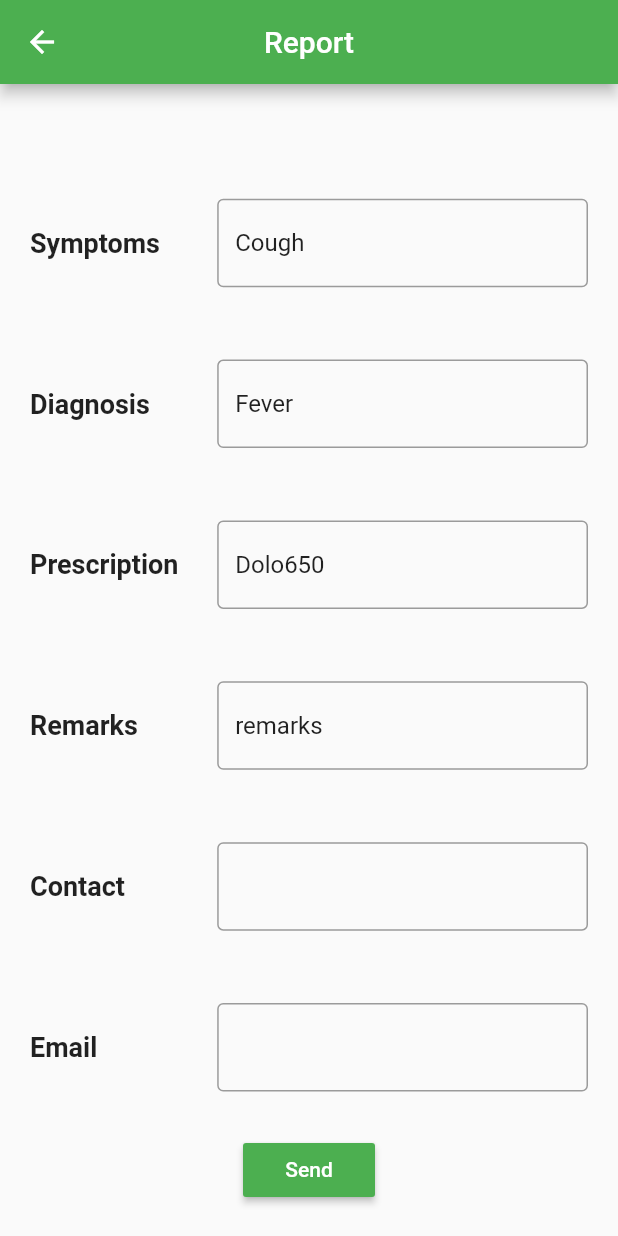
After one commit to Harshana-S/Scribe_plus, a Flutter app: the VoiceHome screen opened directly, in the side drawer, after a tap on "Update Patient", on a phone screen of 412 x 824 dp. The commit adds this screen. Run offline on Flutter 3.47's test engine with Material 2 defaults, Android fonts, the phone set to English and light mode, and no system bars; our stand-ins replace flutter_spinkit, local_auth, shared_preferences; missing offline and left inert: pin_entry_text_field, qrscan, speech_recognition; accounts and stored records are empty.

Commit message:
Added POST for updatePatient

```diff
--- a/voice_app/lib/HomeTab.dart
+++ b/voice_app/lib/HomeTab.dart
@@ -6,6 +6,7 @@ import 'package:voice_app/NewPrescriptionTab.dart';
 import 'package:voice_app/ScanQRTab.dart';
 import 'package:voice_app/SearchPatientsTab.dart';
 import 'package:shared_preferences/shared_preferences.dart';
+import 'package:voice_app/updatePatient.dart';
 
 
 
@@ -65,6 +66,7 @@ class _VoiceHomeState extends State<VoiceHome> with SingleTickerProviderStateMix
     // print(sharedPreferences.getString("address"));
 
   }
+
   Widget build(BuildContext context) {
     return Scaffold(
       key: _scaffoldKey,
@@ -99,6 +101,14 @@ class _VoiceHomeState extends State<VoiceHome> with SingleTickerProviderStateMix
                 color: Colors.red
               ),),
               trailing: new Icon(Icons.local_hospital),
+            ),
+            new ListTile(
+              title: new Text("Update Patient"),
+              trailing: new Icon(Icons.person_outline),
+              onTap: (){
+                Navigator.push(
+                  context, MaterialPageRoute(builder: (context) => updatePatient()),);
+              },
             ),
             new ListTile(
               title: new Text("Profile"),
--- a/voice_app/lib/main.dart
+++ b/voice_app/lib/main.dart
@@ -1,7 +1,6 @@
 import 'dart:async';
 import 'package:flutter/material.dart';
 import 'package:voice_app/DoctorLoginPage.dart';
-
 void main() => runApp(SplashTab());
 
 class SplashTab extends StatelessWidget {
--- /dev/null
+++ b/voice_app/lib/updatePatient.dart
@@ -0,0 +1,358 @@
+import 'package:flutter/material.dart';
+import 'package:flutter/services.dart';
+import 'package:local_auth/local_auth.dart' as localAuth;
+import 'package:http/http.dart' as http;
+import 'dart:async';
+import 'dart:convert';
+
+class updatePatient extends StatefulWidget {
+
+  updatePatient({Key key, }) : super(key: key);
+  @override
+  _updatePatientState createState() => _updatePatientState();
+}
+
+class _updatePatientState extends State<updatePatient> {
+  TextEditingController symptomsController, diagnosisController, prescriptionController, remarksController, phoneNumberController, emailController;
+  String _symptoms, _diagnosis, _prescription, _remarks;
+
+  localAuth.LocalAuthentication localAuthentication=localAuth.LocalAuthentication();
+  bool hasFingerPrint=false;
+  bool notAuthenticatedFingerprint=true;
+
+  Future<bool> checkBiometrics() async{
+
+    try{
+      bool canCheckBiometrics = await localAuthentication.canCheckBiometrics;
+      return canCheckBiometrics;
+
+    } on Exception catch(e){
+      print(e.toString());
+
+    }
+    return false;
+
+  }
+
+  Future<void> _authenticate() async{
+    bool authenticated=false;
+    try{
+      authenticated= await localAuthentication.authenticateWithBiometrics(
+        localizedReason: "Authenticate to send report",
+        stickyAuth: true,
+      );
+    } on PlatformException catch(e){
+      print(e.message);
+    }
+    if(!mounted) return;
+    setState(() {
+      notAuthenticatedFingerprint=authenticated?false:true;
+    });
+  }
+
+
+
+
+  @override
+  void initState() {
+    super.initState();
+    initialiseFromJSON();
+    initialiseControllers();
+    symptomsController.text=_symptoms;
+    diagnosisController.text=_diagnosis;
+    prescriptionController.text=_prescription;
+    remarksController.text=_remarks;
+    print("object");
+    checkBiometrics().then((bool result){
+      setState(() {
+        hasFingerPrint=result;
+        print(this.hasFingerPrint);
+      });
+
+    });
+
+
+    // .then((bool result){
+
+    //   print(result);
+    //   // this.setState(
+    //   //   hasFingerPrint=result;
+    //   // );
+
+
+
+    // });
+  }
+
+  Map toMap(){
+    var map = new Map<String, dynamic>();
+
+    map["symptoms"] = "symptoms";
+    map["diagnosis"] = "diagnosis";
+    map["remarks"] = "remarks";
+    map["phoneno"] = "8939411718";
+    map["email"] = "aparna.k799@gmail.com";
+    return map;
+  }
+  Future<String> createPost(String url) async {
+    Map<String, String> headers = {"Content-type": "application/json"};
+    var map = new Map<String, dynamic>();
+
+    map["symptoms"] = "symptoms";
+    map["diagnosis"] = "diagnosis";
+    map["remarks"] = "remarks";
+    map["phoneno"] = "8939411718";
+    map["email"] = "aparna.k799@gmail.com";
+    print("Entered");
+    String req = '{symptoms":"'+symptomsController.text+'","diagnosis":"'+diagnosisController.text+'","prescription":"'+prescriptionController.text+'","advice":"'+remarksController.text+'","phno":"'+phoneNumberController.text+'","email":"'+emailController.text+'"}';
+    print(req);
+   http.post(url, headers: headers, body: req).then((http.Response response) {
+    final int statusCode = response.statusCode;
+
+    if (statusCode < 200 || statusCode > 400 || json == null) {
+      throw new Exception("Error while fetching data");
+
+    }
+    else
+    {
+      return (response.body);
+    }
+
+  });
+}
+  void initialiseFromJSON(){
+
+    _symptoms="Cough\nCold";
+    _diagnosis="Fever";
+    _prescription="Dolo650\nCrocin";
+    _remarks="remarks";
+  }
+  void initialiseControllers(){
+
+    symptomsController=TextEditingController();
+    diagnosisController=TextEditingController();
+    prescriptionController=TextEditingController();
+    remarksController=TextEditingController();
+    phoneNumberController=TextEditingController();
+    emailController=TextEditingController();
+  }
+  @override
+  Widget build(BuildContext context) {
+    return Scaffold(
+      appBar: AppBar(
+        title: Text('Report'),
+        centerTitle: true,
+      ),
+      body: Container(
+      child: SingleChildScrollView(
+        child: Column(
+          mainAxisAlignment: MainAxisAlignment.spaceEvenly,
+          children: <Widget>[
+
+            SizedBox(
+              height: MediaQuery.of(context).size.height * 0.01,
+            ),
+            Padding(
+              padding: EdgeInsets.all(20.0),
+              child: Row(
+              mainAxisAlignment: MainAxisAlignment.spaceBetween,
+              children: <Widget>[
+
+
+
+
+              ],
+            ),
+            )
+            ,
+            SizedBox(
+              height: MediaQuery.of(context).size.height * 0.01,
+            ),
+            Padding(
+              padding: EdgeInsets.all(20.0),
+              child: Row(
+              mainAxisAlignment: MainAxisAlignment.spaceBetween,
+              children: <Widget>[
+                Text("Symptoms",
+                style: TextStyle(fontWeight: FontWeight.bold, fontSize: 18.0),),
+                SizedBox(
+                  width: MediaQuery.of(context).size.width * 0.6,
+                  child: TextField(
+                  controller: symptomsController,
+                  decoration: InputDecoration(
+                    border: OutlineInputBorder())
+                  ),
+                ),
+              ],
+            ),
+            )
+            ,
+            SizedBox(
+              height: MediaQuery.of(context).size.height * 0.01,
+            ),
+            Padding(
+              padding: EdgeInsets.all(20.0),
+              child: Row(
+              mainAxisAlignment: MainAxisAlignment.spaceBetween,
+              children: <Widget>[
+                Text("Diagnosis",
+                style: TextStyle(fontWeight: FontWeight.bold, fontSize: 18.0),),
+                SizedBox(
+                  width: MediaQuery.of(context).size.width * 0.6,
+                  child: TextField(
+                  controller: diagnosisController,
+                  decoration: InputDecoration(
+                    border: OutlineInputBorder())
+                  ),
+                ) ,
+              ],
+            ),
+            )
+            ,
+            SizedBox(
+              height: MediaQuery.of(context).size.height * 0.01,
+            ),
+            Padding(
+              padding: EdgeInsets.all(20.0),
+              child: Row(
+              mainAxisAlignment: MainAxisAlignment.spaceBetween,
+              children: <Widget>[
+                Text("Prescription",
+                style: TextStyle(fontWeight: FontWeight.bold, fontSize: 18.0),),
+                SizedBox(
+                  width: MediaQuery.of(context).size.width * 0.6,
+                  child: TextField(
+                  controller: prescriptionController,
+                  decoration: InputDecoration(
+                    border: OutlineInputBorder())
+                  ),
+
+                ),
+              ],
+            ),
+            )
+            ,
+            SizedBox(
+              height: MediaQuery.of(context).size.height * 0.01,
+            ),
+            Padding(
+              padding: EdgeInsets.all(20.0),
+              child: Row(
+              mainAxisAlignment: MainAxisAlignment.spaceBetween,
+              children: <Widget>[
+                Text("Remarks",
+                style: TextStyle(fontWeight: FontWeight.bold, fontSize: 18.0),),
+                SizedBox(
+                  width: MediaQuery.of(context).size.width * 0.6,
+                  child: TextField(
+                  controller: remarksController,
+                  decoration: InputDecoration(
+                    border: OutlineInputBorder())
+                  ),
+                ),
+              ],
+            ),
+            )
+            ,
+            SizedBox(
+              height: MediaQuery.of(context).size.height * 0.01,
+            ),
+            Padding(
+              padding: EdgeInsets.all(20.0),
+              child: Row(
+              mainAxisAlignment: MainAxisAlignment.spaceBetween,
+              children: <Widget>[
+                Text("Contact",
+                style: TextStyle(fontWeight: FontWeight.bold, fontSize: 18.0),),
+                SizedBox(
+                  width: MediaQuery.of(context).size.width * 0.6,
+                  child: TextField(
+                  controller: phoneNumberController,
+                  keyboardType: TextInputType.phone,
+                  decoration: InputDecoration(
+                    border: OutlineInputBorder())
+                  ),
+                ),
+
+              ],
+            ),
+            )
+            ,
+            SizedBox(
+              height: MediaQuery.of(context).size.height * 0.01,
+            ),
+            Padding(
+              padding: EdgeInsets.all(20.0),
+              child: Row(
+              mainAxisAlignment: MainAxisAlignment.spaceBetween,
+              children: <Widget>[
+                Text("Email",
+                style: TextStyle(fontWeight: FontWeight.bold, fontSize: 18.0),),
+                SizedBox(
+                  width: MediaQuery.of(context).size.width * 0.6,
+                  child: TextField(
+                  controller: emailController,
+                  keyboardType: TextInputType.emailAddress,
+                  decoration: InputDecoration(
+                    border: OutlineInputBorder())
+                  ),
+                )
+
+              ],
+            )
+            )
+            ,
+            SizedBox(
+              height: MediaQuery.of(context).size.height * 0.01,
+            ),
+            hasFingerPrint?
+            Column(
+              mainAxisAlignment: MainAxisAlignment.center,
+              children: <Widget>[
+                notAuthenticatedFingerprint?
+                FlatButton.icon(
+                  icon: Icon(Icons.fingerprint,color:Colors.blueGrey,size:35.0),
+                  label: Text("Authenticate"),
+                  onPressed: _authenticate,
+                ):
+                Column(
+                  mainAxisAlignment: MainAxisAlignment.center,
+                  children: <Widget>[
+                  FlatButton.icon(
+                  icon: Icon(Icons.fingerprint,color:Colors.green,size:35.0),
+                  label: Text("Authenticated"),
+                  onPressed: null,
+                ),
+                RaisedButton(
+                  color: Colors.green,
+                  child: Text("Send",style:TextStyle(color: Colors.white)),
+                  onPressed:() async=> {
+                    print("object"),
+                    await createPost('http://3c87352c.ngrok.io/api/patient/update')
+                  }
+                )
+
+                  ],
+                )
+
+
+              ],
+            ):
+            Row(
+              mainAxisAlignment: MainAxisAlignment.center,
+              children: <Widget>[
+                RaisedButton(
+                  color: Colors.green,
+                  child: Text("Send",style:TextStyle(color: Colors.white)),
+                  onPressed:()=> print("object"),
+                )
+              ],
+            )
+            ],
+        ),
+      ),
+    ) ,
+    );
+
+  }
+}
--- a/voice_app/pubspec.yaml
+++ b/voice_app/pubspec.yaml
@@ -24,6 +24,7 @@ dependencies:
   # The following adds the Cupertino Icons font to your application.
   # Use with the CupertinoIcons class for iOS style icons.
   cupertino_icons: ^0.1.2
+  flare_flutter: any
   speech_recognition: ^0.3.0+1
   qrscan: ^0.2.17
   clipboard_manager: ^0.0.1
```
Also changed, not shown: voice_app/pubspec.lock.
